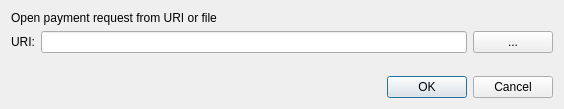
First picture: the form in src/qt/forms/openuridialog.ui, repository project-qmc/QMC, before the edit.
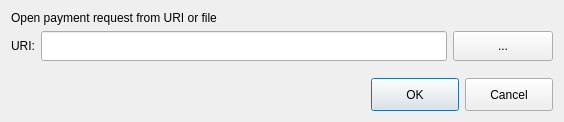
Second picture: the form after the edit. Custom widgets are drawn as their Qt base class.

The edit to the form file:
```diff
--- a/src/qt/forms/openuridialog.ui
+++ b/src/qt/forms/openuridialog.ui
@@ -7,12 +7,15 @@
     <x>0</x>
     <y>0</y>
     <width>564</width>
-    <height>109</height>
+    <height>122</height>
    </rect>
   </property>
   <property name="windowTitle">
    <string>Open URI</string>
   </property>
+  <property name="styleSheet">
+   <string notr="true">QPushButton{width: 80px; height: 25px;}</string>
+  </property>
   <layout class="QVBoxLayout" name="verticalLayout">
    <item>
     <widget class="QLabel" name="label_2">
@@ -31,10 +34,35 @@
       </widget>
      </item>
      <item>
-      <widget class="QValidatedLineEdit" name="uriEdit"/>
+      <widget class="QValidatedLineEdit" name="uriEdit">
+       <property name="minimumSize">
+        <size>
+         <width>0</width>
+         <height>30</height>
+        </size>
+       </property>
+       <property name="maximumSize">
+        <size>
+         <width>16777215</width>
+         <height>30</height>
+        </size>
+       </property>
+      </widget>
      </item>
      <item>
       <widget class="QPushButton" name="selectFileButton">
+       <property name="minimumSize">
+        <size>
+         <width>100</width>
+         <height>30</height>
+        </size>
+       </property>
+       <property name="maximumSize">
+        <size>
+         <width>100</width>
+         <height>30</height>
+        </size>
+       </property>
        <property name="toolTip">
         <string>Select payment request file</string>
        </property>
```
